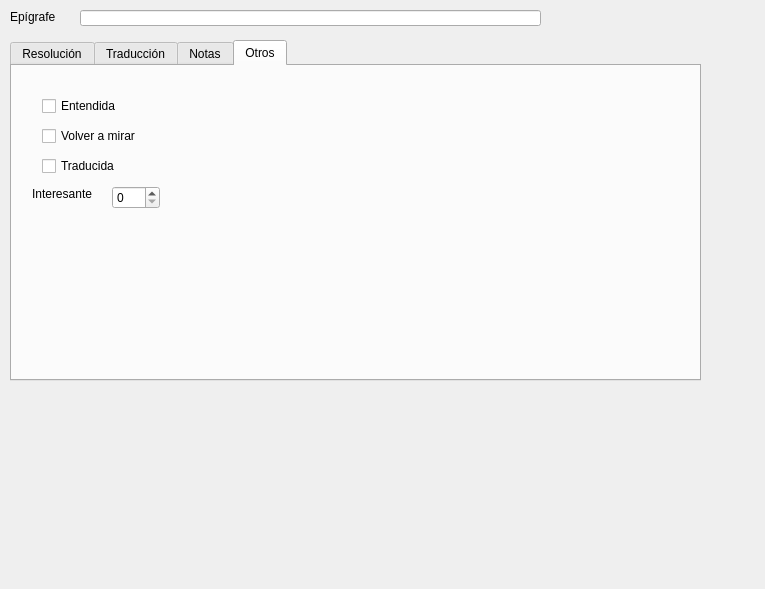
rogorido/qtpredicadores, file nuevaresolucion.ui: the form before one commit.
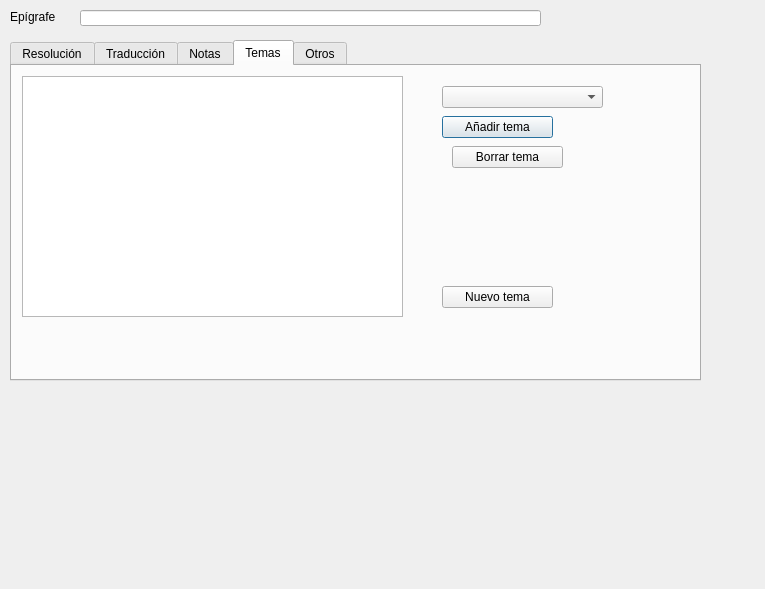
The form after the commit.

```diff
--- a/nuevaresolucion.ui
+++ b/nuevaresolucion.ui
@@ -103,6 +103,70 @@
      </property>
     </widget>
    </widget>
+   <widget class="QWidget" name="tabTemas">
+    <attribute name="title">
+     <string>Temas</string>
+    </attribute>
+    <widget class="QTableView" name="twTemas">
+     <property name="geometry">
+      <rect>
+       <x>10</x>
+       <y>10</y>
+       <width>381</width>
+       <height>241</height>
+      </rect>
+     </property>
+    </widget>
+    <widget class="QComboBox" name="cboTemas">
+     <property name="geometry">
+      <rect>
+       <x>430</x>
+       <y>20</y>
+       <width>161</width>
+       <height>22</height>
+      </rect>
+     </property>
+    </widget>
+    <widget class="QPushButton" name="btAnadirTema">
+     <property name="geometry">
+      <rect>
+       <x>430</x>
+       <y>50</y>
+       <width>111</width>
+       <height>22</height>
+      </rect>
+     </property>
+     <property name="text">
+      <string>Añadir tema</string>
+     </property>
+    </widget>
+    <widget class="QPushButton" name="btQuitarTema">
+     <property name="geometry">
+      <rect>
+       <x>440</x>
+       <y>80</y>
+       <width>111</width>
+       <height>22</height>
+      </rect>
+     </property>
+     <property name="text">
+      <string>Borrar tema</string>
+     </property>
+    </widget>
+    <widget class="QPushButton" name="btNuevoTema">
+     <property name="geometry">
+      <rect>
+       <x>430</x>
+       <y>220</y>
+       <width>111</width>
+       <height>22</height>
+      </rect>
+     </property>
+     <property name="text">
+      <string>Nuevo tema</string>
+     </property>
+    </widget>
+   </widget>
    <widget class="QWidget" name="tabOtros">
     <attribute name="title">
      <string>Otros</string>
```
